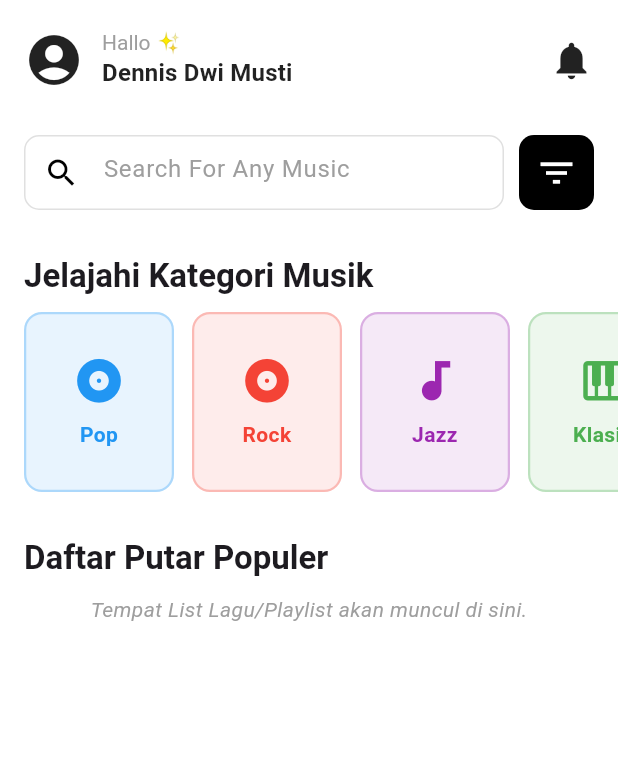
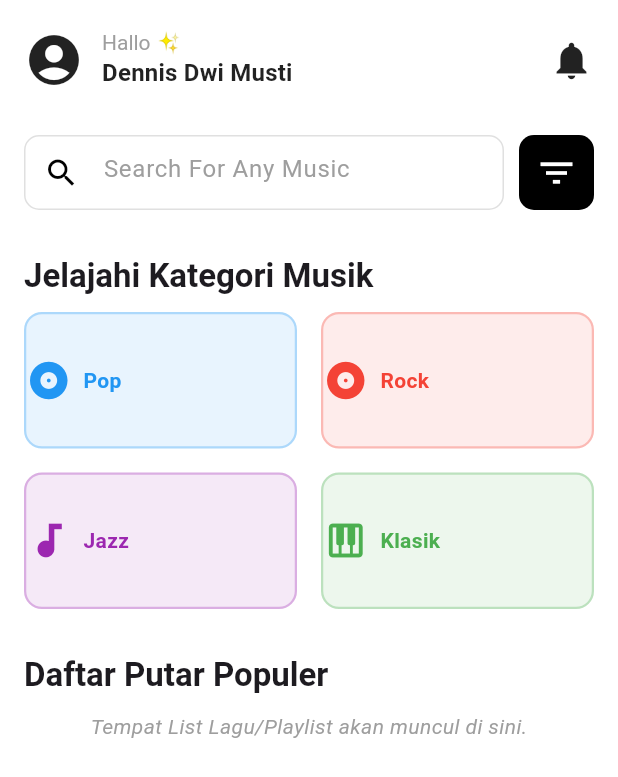
Before and after one commit to ojgrup/Musik-sc, a Flutter app: the screen it shows after launch, on a phone screen of 412 x 824 dp. Shown: the top 777 px of the screen. Run offline on Flutter 3.47's test engine with Material 3 defaults, Android fonts, the phone set to English and light mode, and no system bars.

Commit message:
Update dashboard.dart

```diff
--- a/lib/dashboard.dart
+++ b/lib/dashboard.dart
@@ -18,16 +18,17 @@ class DashboardPage extends StatefulWidget {
 
 class _DashboardPageState extends State<DashboardPage> {
 
-  // Daftar Kategori Musik
+  // Perbaikan: Daftar Kategori Musik sekarang hanya berisi 4 item
   final List<MusicCategory> _categories = const [
-    // Ikon 'electric_guitar' diganti dengan 'album' untuk menghindari error build
     MusicCategory(name: "Pop", icon: Icons.album, color: Colors.blue),
     MusicCategory(name: "Rock", icon: Icons.album, color: Colors.red),
     MusicCategory(name: "Jazz", icon: Icons.audiotrack, color: Colors.purple),
     MusicCategory(name: "Klasik", icon: Icons.piano, color: Colors.green),
-    MusicCategory(name: "Hip Hop", icon: Icons.speaker, color: Colors.teal),
-    MusicCategory(name: "Indie", icon: Icons.mic, color: Colors.brown),
   ];
+
+  // Karena daftar sudah 4, kita bisa menggunakan _categories langsung
+  // atau membuat alias jika diperlukan di masa depan.
+  late final List<MusicCategory> _initialCategories = _categories;
 
   @override
   Widget build(BuildContext context) {
@@ -133,24 +134,33 @@ class _DashboardPageState extends State<DashboardPage> {
                     style: Theme.of(context).textTheme.titleLarge?.copyWith(fontWeight: FontWeight.bold),
                   ),
                 ),
+              ],
+            ),
+          ),
 
-                // --- 5. DAFTAR KATEGORI (HORIZONTAL SCROLL) ---
-                SizedBox(
-                  height: 120,
-                  child: ListView.builder(
-                    scrollDirection: Axis.horizontal,
-                    itemCount: _categories.length,
+          // --- 5. DAFTAR KATEGORI (GRID VIEW) ---
+          // Menggantikan ListView horizontal dengan SliverGrid agar tampil 2 kolom
+          SliverPadding(
             padding: const EdgeInsets.symmetric(horizontal: 16),
+            sliver: SliverGrid.builder(
+              // Menentukan tata letak grid: 2 kolom
+              gridDelegate: const SliverGridDelegateWithFixedCrossAxisCount(
+                crossAxisCount: 2, // 2 item per baris
+                crossAxisSpacing: 16, // Jarak horizontal
+                mainAxisSpacing: 16, // Jarak vertikal
+                childAspectRatio: 2.0, // Rasio lebar/tinggi kartu
+              ),
+              itemCount: _initialCategories.length,
               itemBuilder: (context, index) {
-                      final category = _categories[index];
-                      return Padding(
-                        padding: const EdgeInsets.only(right: 12),
-                        child: CategoryCard(category: category),
-                      );
+                final category = _initialCategories[index];
+                return CategoryCard(category: category);
               },
             ),
           ),
 
+          SliverList(
+            delegate: SliverChildListDelegate(
+              [
                 const SizedBox(height: 30),
 
                 // --- 6. Bagian Daftar Putar Populer (Contoh Placeholder) ---
@@ -194,34 +204,34 @@ class CategoryCard extends StatelessWidget {
   Widget build(BuildContext context) {
     return InkWell(
       onTap: () {
-        // Logika navigasi ke halaman daftar lagu berdasarkan kategori
-        // Di sini Anda akan menggunakan Navigator.push() ke halaman CategorySongsPage
         ScaffoldMessenger.of(context).showSnackBar(
           SnackBar(content: Text('Anda memilih kategori: ${category.name}. Akan menuju ke daftar lagu!'))
         );
       },
       child: Container(
-        width: 100,
+        // width dihapus karena ukuran diatur oleh SliverGrid
         decoration: BoxDecoration(
           color: category.color.withOpacity(0.1),
           borderRadius: BorderRadius.circular(12),
           border: Border.all(color: category.color.withOpacity(0.3), width: 1.5),
         ),
-        child: Column(
+        child: Row( // Menggunakan Row untuk tampilan Icon dan Text berdampingan
           mainAxisAlignment: MainAxisAlignment.center,
           children: [
-            Icon(category.icon, size: 35, color: category.color),
-            const SizedBox(height: 8),
-            Text(
+            Icon(category.icon, size: 30, color: category.color),
+            const SizedBox(width: 8),
+            Expanded( // Expanded untuk memastikan teks tidak meluap
+              child: Text(
                 category.name,
                 style: TextStyle(
                   fontWeight: FontWeight.bold,
                   color: category.color,
                   fontSize: 14,
                 ),
-              textAlign: TextAlign.center,
+                textAlign: TextAlign.left,
                 maxLines: 1,
                 overflow: TextOverflow.ellipsis,
+              ),
             ),
           ],
         ),
```
Lines whose indentation alone changed are shown as unchanged.
